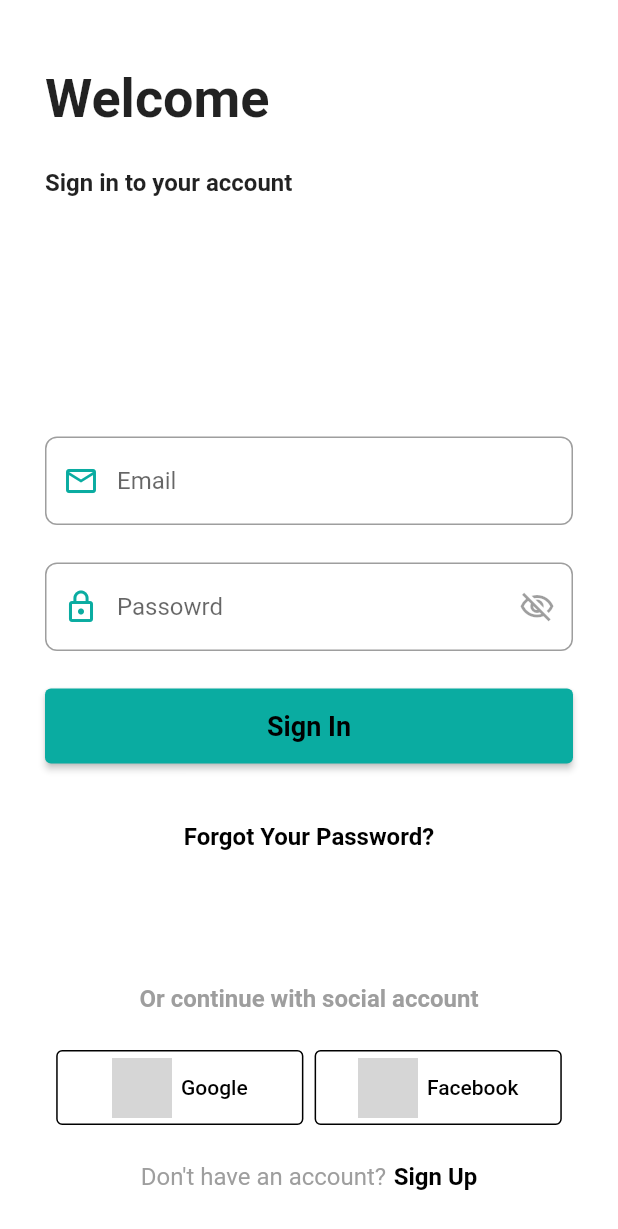
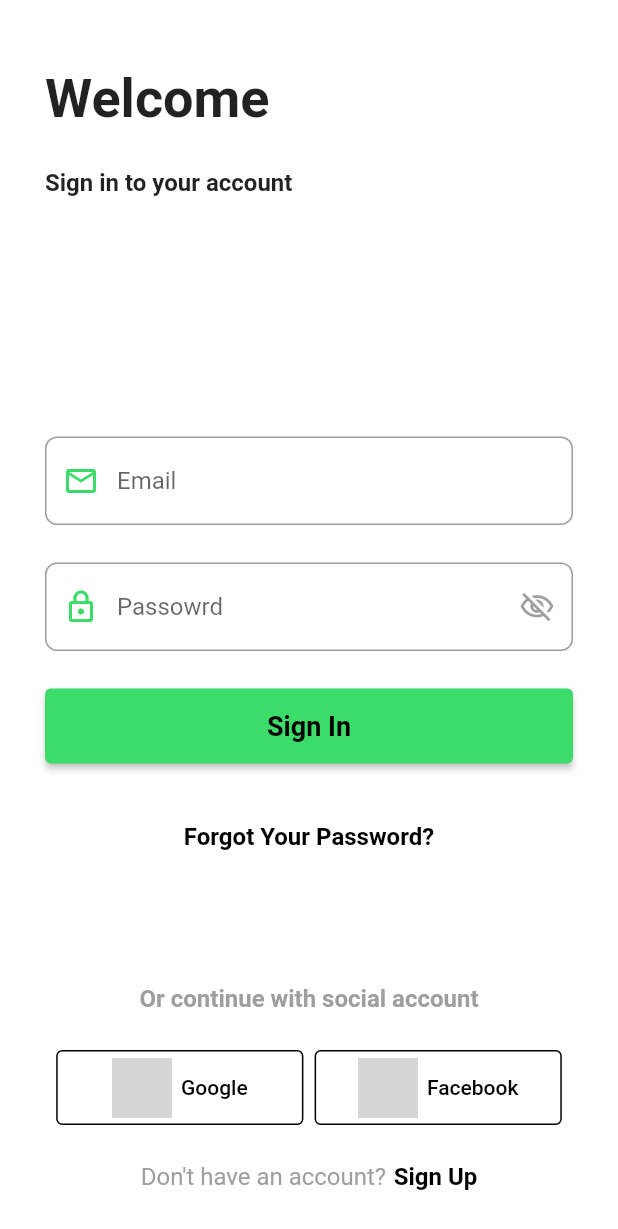
Before and after one commit to ahmadriski23/FlutterApp-DoctorAppointment, a Flutter app: the screen it shows after launch, on a phone screen of 412 x 824 dp. Shown: the top 1229 px of the screen. Run offline on Flutter 3.47's test engine with Material 2 defaults, Android fonts, the light colour scheme and no system bars; our stand-ins replace font_awesome_flutter; network calls fail; grey boxes are pictures that could not be loaded.

Commit message:
(feat) - update color

```diff
--- a/lib/utils/config.dart
+++ b/lib/utils/config.dart
@@ -13,7 +13,7 @@ class Config {
   static const imageDoctor4 =
       "https://images.unsplash.com/photo-1622253692010-333f2da6031d?ixlib=rb-4.0.3&ixid=M3wxMjA3fDB8MHxzZWFyY2h8MTh8fGRvY3RvcnxlbnwwfHwwfHx8MA%3D%3D&auto=format&fit=crop&w=500&q=60";
   // * color
-  static const primaryColor = Color.fromARGB(255, 10, 172, 161);
+  static const primaryColor = Color.fromARGB(255, 59, 220, 105);
 
   static MediaQueryData? mediaQueryData;
   static double? screenWidth;
```
Also changed, not shown: lib/screens/doctor_details.dart (+6 -6 lines).
